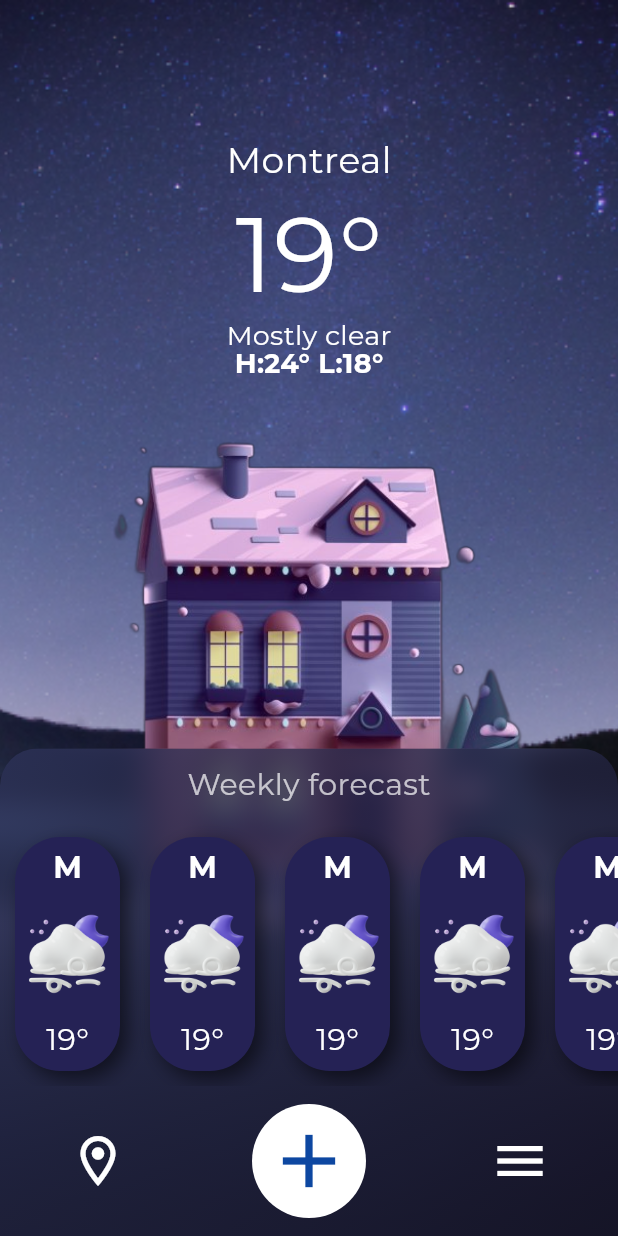
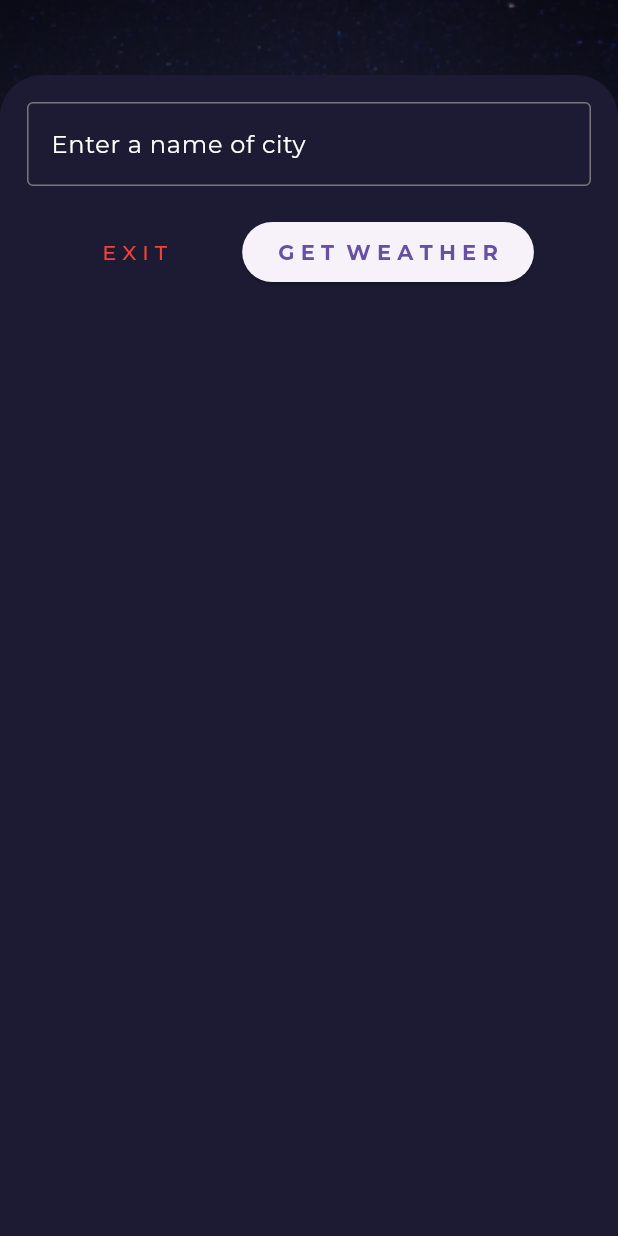
Before and after one commit to Boburbro/flutter_dars1, a Flutter app: the screen it shows after launch, after a tap on the "add" icon, on a phone screen of 412 x 824 dp. Run offline on Flutter 3.47's test engine with Material 3 defaults, Android fonts, the phone set to English and light mode, and no system bars; our stand-ins replace bloc, flutter_bloc, google_fonts.

Commit message:
30.04.2024 (2)

```diff
--- a/modul11_2_homework/lib/presentation/screens/home.dart
+++ b/modul11_2_homework/lib/presentation/screens/home.dart
@@ -1,9 +1,63 @@
 import 'dart:ui';
 
+import 'package:flutter/cupertino.dart';
 import 'package:flutter/material.dart';
+import 'package:flutter/rendering.dart';
+import 'package:flutter/widgets.dart';
+import 'package:modul11_2_homework/presentation/screens/menu.dart';
 
 class HomeScreen extends StatelessWidget {
   const HomeScreen({super.key});
+
+  void open_add_sheet(BuildContext context) {
+    showModalBottomSheet(
+      isScrollControlled: true,
+      backgroundColor: const Color(0xFF1C1B33),
+      context: context,
+      builder: (ctx) {
+        return Container(
+          padding: const EdgeInsets.all(18),
+          width: double.infinity,
+          height: MediaQuery.of(context).size.height - 50,
+          child: Column(
+            children: [
+              TextFormField(
+                style: const TextStyle(color: Colors.white),
+                decoration: const InputDecoration(
+                  hoverColor: Colors.amber,
+                  labelText: "Enter a name of city",
+                  labelStyle: TextStyle(color: Colors.white),
+                  border: OutlineInputBorder(),
+                ),
+              ),
+              const SizedBox(height: 20),
+              Row(
+                mainAxisAlignment: MainAxisAlignment.spaceEvenly,
+                children: [
+                  TextButton(
+                    onPressed: () => Navigator.of(context).pop(),
+                    child: const Text(
+                      "E X I T",
+                      style: TextStyle(
+                        color: Colors.red,
+                      ),
+                    ),
+                  ),
+                  ElevatedButton(
+                    onPressed: () {},
+                    child: const Text(
+                      "G E T  W E A T H E R",
+                      style: TextStyle(fontWeight: FontWeight.bold),
+                    ),
+                  ),
+                ],
+              ),
+            ],
+          ),
+        );
+      },
+    );
+  }
 
   @override
   Widget build(BuildContext context) {
@@ -99,7 +153,7 @@ class HomeScreen extends StatelessWidget {
                       ),
                       Expanded(
                         child: ListView.builder(
-                          itemCount: 100,
+                          itemCount: 10,
                           scrollDirection: Axis.horizontal,
                           itemBuilder: (ctx, index) => Padding(
                             padding: const EdgeInsets.symmetric(
@@ -107,6 +161,7 @@ class HomeScreen extends StatelessWidget {
                             child: Container(
                               width: 70,
                               decoration: BoxDecoration(
+                                border: Border.all(color: Colors.white54),
                                 borderRadius: BorderRadius.circular(30),
                                 color: const Color.fromARGB(255, 37, 34, 85),
                                 boxShadow: const [
@@ -163,7 +218,9 @@ class HomeScreen extends StatelessWidget {
                                 ),
                               ),
                               IconButton(
-                                onPressed: () {},
+                                onPressed: () {
+                                  open_add_sheet(context);
+                                },
                                 style: ButtonStyle(
                                   backgroundColor: MaterialStateProperty.all(
                                     Colors.white,
@@ -176,7 +233,11 @@ class HomeScreen extends StatelessWidget {
                                 ),
                               ),
                               IconButton(
-                                onPressed: () {},
+                                onPressed: () => Navigator.of(context).push(
+                                  CupertinoPageRoute(
+                                    builder: (_) => const MenuScreen(),
+                                  ),
+                                ),
                                 icon: const Icon(
                                   Icons.menu,
                                   size: 40,
--- a/modul11_2_homework/pubspec.yaml
+++ b/modul11_2_homework/pubspec.yaml
@@ -61,6 +61,7 @@ flutter:
   assets:
     - assets/
     - assets/icons/
+    - assets/widgets/
   #   - images/a_dot_burr.jpeg
   #   - images/a_dot_ham.jpeg
 
```
Also changed, not shown: modul11_2_homework/lib/presentation/screens/menu.dart (added, +74 -0 lines), modul11_2_homework/assets/icons/sun_cloud_angled_rain.png (renamed from modul11_2_homework/assets/icons/Sun cloud angled rain.png), modul11_2_homework/assets/widgets/rectangle.png (added).
